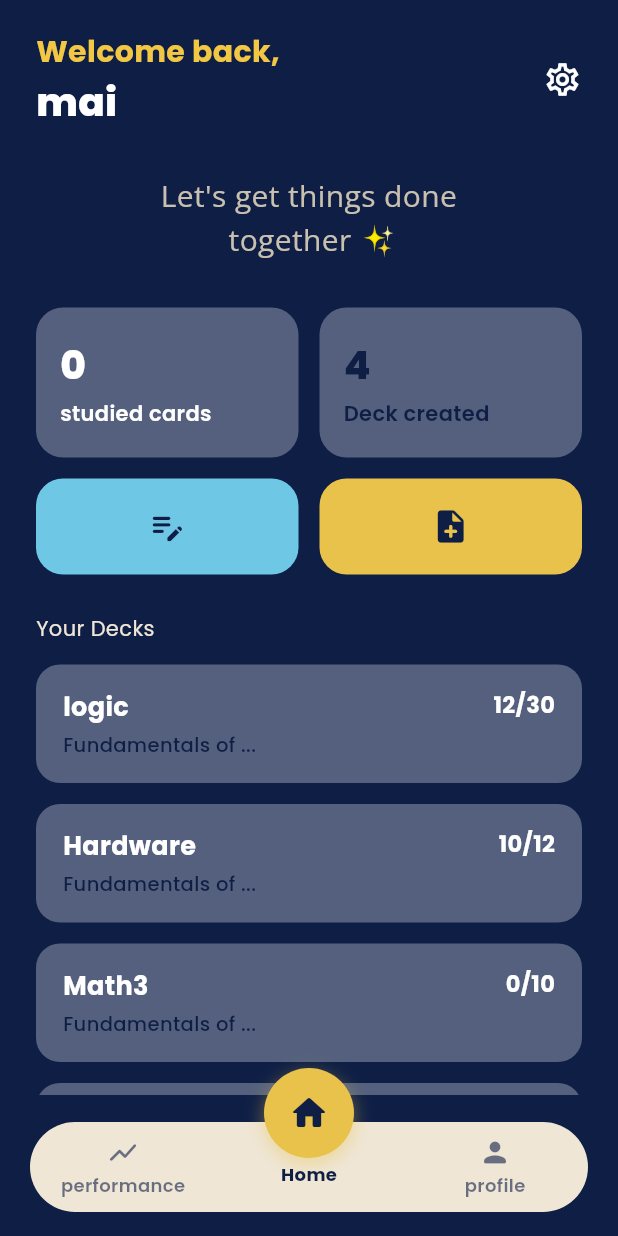
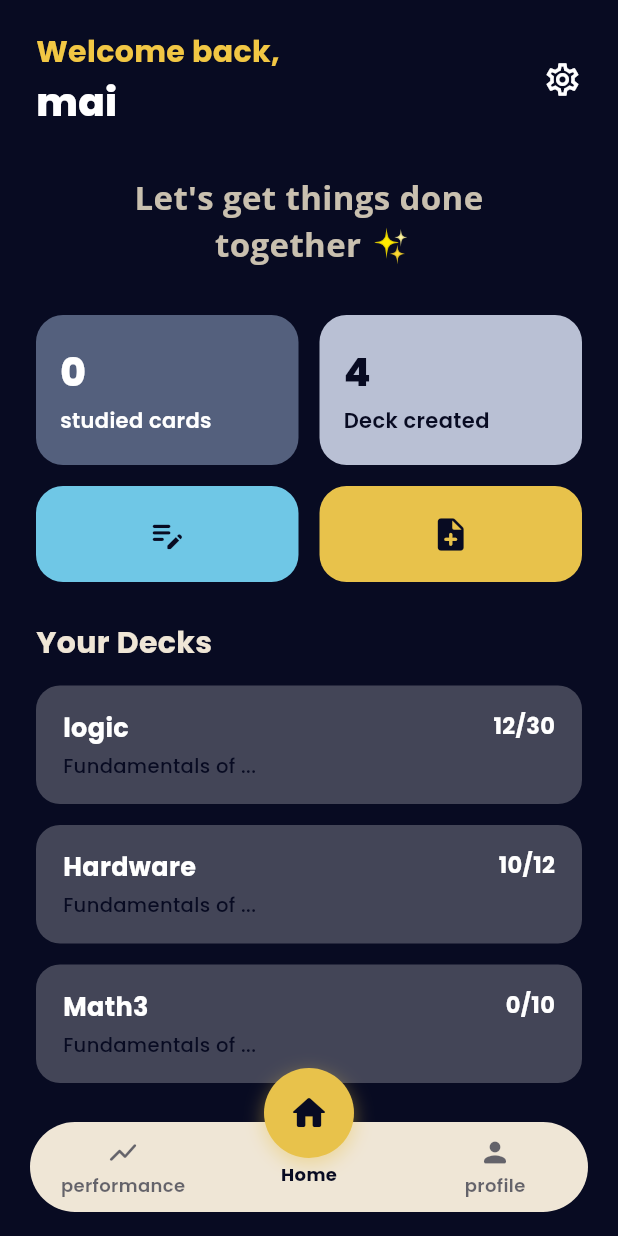
Before and after one commit to Summ-Q/SummQ-Mobile, a Flutter app: the MainScreen screen opened directly, on a phone screen of 412 x 824 dp. Run offline on Flutter 3.47's test engine with Material 3 defaults, Android fonts, the phone set to English and light mode, and no system bars; our stand-ins replace dio, file_picker, flip_card, google_fonts, lottie.

Commit message:
some changes at theme file

```diff
--- a/lib/screens/home_screen.dart
+++ b/lib/screens/home_screen.dart
@@ -99,7 +99,7 @@ class _HomeTabState extends State<HomeTab> {
                   child: Text(
                     "Let's get things done\n together ✨",
                     textAlign: TextAlign.center,
-                    style: GoogleFonts.openSans(textStyle: TextStyle(fontSize: 20), color: AppColors.grayOrange),
+                    style: GoogleFonts.openSans(textStyle: TextStyle(fontSize: 22,fontWeight: FontWeight.bold), color: AppColors.grayOrange),
                   ),
                 ),
                 const SizedBox(height: 30),
@@ -119,14 +119,20 @@ class _HomeTabState extends State<HomeTab> {
                         const SizedBox(width: 14),
                         Expanded(
                             child: GestureDetector(
-                                  onTap: (){Navigator.push(context,MaterialPageRoute(builder: (context) => const SearchForDeck()),);},
-                                  child:_StatCard(
-                                        color: AppColors.greyCard,
-                                        value: '${StatsController.instance.decksCreated}',
-                                        label: 'Deck created',
-                                        textColor: AppColors.navy,
+                              onTap: (){
+                                Navigator.push(
+                                  context,
+                                  MaterialPageRoute(builder: (context) => const SearchForDeck()),
+                                );
+                              },
+                              child: _StatCard(
+                                color: AppColors.subtitleGrey,
+                                value: '${StatsController.instance.decksCreated}',
+                                label: 'Deck created',
+                                textColor: AppColors.navy,
+                              ),
                             ),
-                          ),)
+                          ),
                       ],
                     );
                   },
@@ -155,7 +161,7 @@ class _HomeTabState extends State<HomeTab> {
                   ],
                 ),
                 const SizedBox(height: 26),
-                Text('Your Decks', style: GoogleFonts.poppins( color:AppColors.cream)),
+                Text('Your Decks', style: appFont(color:AppColors.cream, size: 20, weight: FontWeight.bold)),
                 const SizedBox(height: 14),
                 FutureBuilder<List<DeckData>>(
                   future: _decksFuture,
@@ -281,7 +287,7 @@ class _DeckCard extends StatelessWidget {
   Widget build(BuildContext context) {
     return Container(
       padding: const EdgeInsets.symmetric(horizontal: 18, vertical: 16),
-      decoration: BoxDecoration(color: AppColors.greyCard, borderRadius: BorderRadius.circular(16)),
+      decoration: BoxDecoration(color: Colors.white24, borderRadius: BorderRadius.circular(16)),
       child: Row(
         mainAxisAlignment: MainAxisAlignment.spaceBetween,
         crossAxisAlignment: CrossAxisAlignment.start,
--- a/lib/screens/searchDeck_screen.dart
+++ b/lib/screens/searchDeck_screen.dart
@@ -174,7 +174,7 @@ class _SearchDeckCard extends StatelessWidget {
   Widget build(BuildContext context) {
     return Container(
       padding: const EdgeInsets.symmetric(horizontal: 18, vertical: 16),
-      decoration: BoxDecoration(color: AppColors.greyCard, borderRadius: BorderRadius.circular(16)),
+      decoration: BoxDecoration(color: Colors.white12, borderRadius: BorderRadius.circular(16)),
       child: Row(
         mainAxisAlignment: MainAxisAlignment.spaceBetween,
         crossAxisAlignment: CrossAxisAlignment.start,
--- a/lib/theme.dart
+++ b/lib/theme.dart
@@ -2,14 +2,14 @@ import 'package:flutter/material.dart';
 import 'package:google_fonts/google_fonts.dart';
 
 class AppColors {
-  static const Color navy = Color(0xFF0E1E45);
+  static const Color navy = Color(0xFF080B22);
   static const Color cream = Color(0xFFEFE6D6);
   static const Color orangCream = Color(0xFFd5bb8b);
   static const Color gold = Color(0xFFE9D9A8);
   static const Color yellowLink = Color(0xFFF2C744);
   static const Color subtitleGrey = Color(0xFFB9C0D4);
   static const Color green = Color(0xFF3FAE4A);
-  static const Color greyCard = Color(0xFF54607D);
+  static const Color greyCard = Color(0xFF54607d);
   static const Color lightBlue = Color(0xFF6FC7E6);
   static const Color yellowCard = Color(0xFFE8C24B);
   static const Color chartRed = Color(0xFFE3543E);
```
